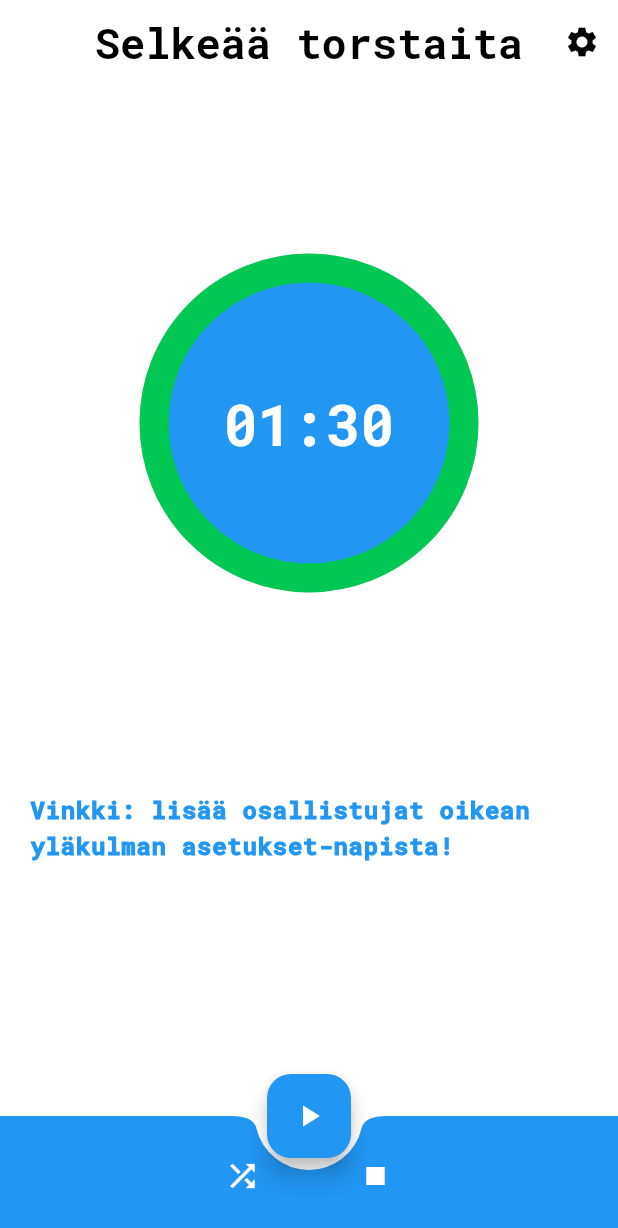
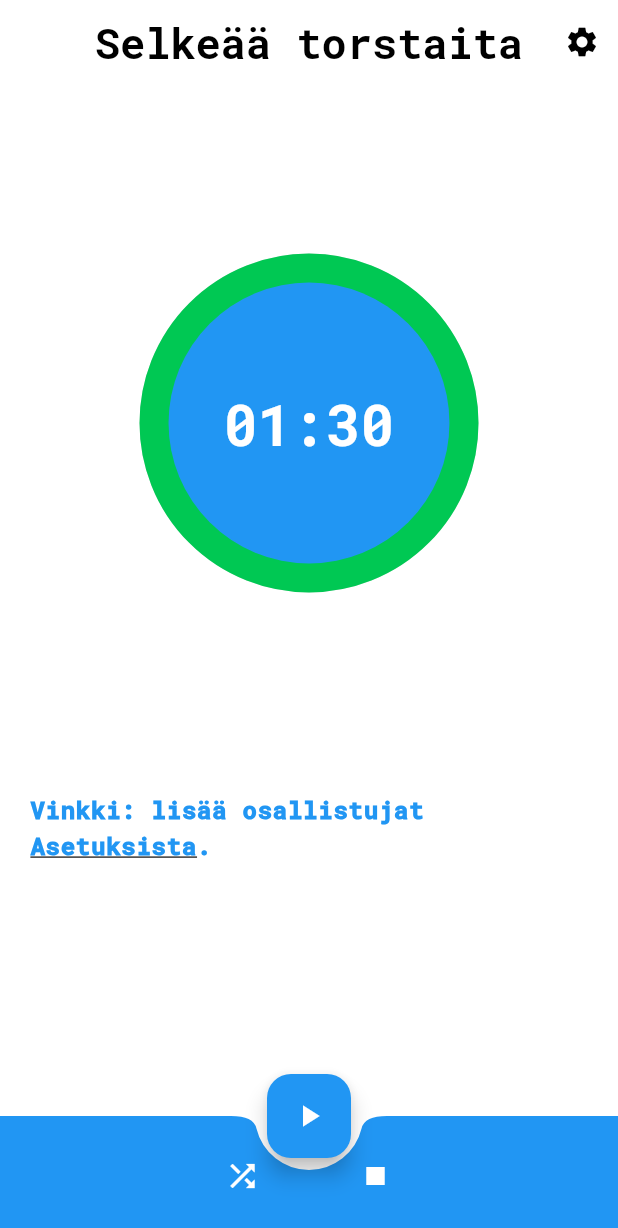
Before and after one commit to areee/flutter_participants_lottery, a Flutter app: the screen it shows after launch, on a phone screen of 412 x 824 dp. Shown: the top 1228 px of the screen. Run offline on Flutter 3.47's test engine with Material 2 defaults, Android fonts, the phone set to English and light mode, and no system bars; drawn by our look-alikes of circular_countdown_timer; our stand-ins replace get, get_storage, google_fonts; missing offline and left inert: emoji_alert, random_avatar.

Commit message:
Fine-tune hint text in 'HomePageBodyContent'

```diff
--- a/lib/components/home_body_content.dart
+++ b/lib/components/home_body_content.dart
@@ -1,6 +1,8 @@
+import 'package:flutter/gestures.dart';
 import 'package:flutter/material.dart';
 import 'package:flutter_participants_lottery/components/avatar_widget.dart';
 import 'package:flutter_participants_lottery/components/custom_circular_count_down_timer.dart';
+import 'package:flutter_participants_lottery/components/settings_dialog.dart';
 import 'package:flutter_participants_lottery/controllers/controller.dart';
 import 'package:get/get.dart';
 
@@ -24,7 +26,8 @@ class HomePageBodyContent extends StatelessWidget {
             const SizedBox(height: 20),
             const CustomCircularCountDownTimer(),
             const SizedBox(height: 20),
-            Obx(() => controller.participantNames.toList().isNotEmpty
+            Obx(
+              () => controller.participantNames.toList().isNotEmpty
                   ? GridView.count(
                       shrinkWrap: true,
                       crossAxisCount: axisCount,
@@ -34,11 +37,30 @@ class HomePageBodyContent extends StatelessWidget {
                     )
                   : Padding(
                       padding: const EdgeInsets.all(20.0),
-                    child: Text(
-                      'Vinkki: lisää osallistujat oikean yläkulman asetukset-napista!',
+                      child: RichText(
+                        text: TextSpan(
+                          text: 'Vinkki: lisää osallistujat ',
                           style: Theme.of(context).textTheme.bodyLarge,
+                          children: [
+                            TextSpan(
+                              text: 'Asetuksista',
+                              style: Theme.of(context)
+                                  .textTheme
+                                  .bodyLarge
+                                  ?.copyWith(
+                                    decoration: TextDecoration.underline,
                                   ),
-                  )),
+                              recognizer: TapGestureRecognizer()
+                                ..onTap = () => settingsDialog(context),
+                            ),
+                            TextSpan(
+                                text: '.',
+                                style: Theme.of(context).textTheme.bodyLarge),
+                          ],
+                        ),
+                      ),
+                    ),
+            ),
           ],
         ),
       ),
```
Lines whose indentation alone changed are shown as unchanged.
